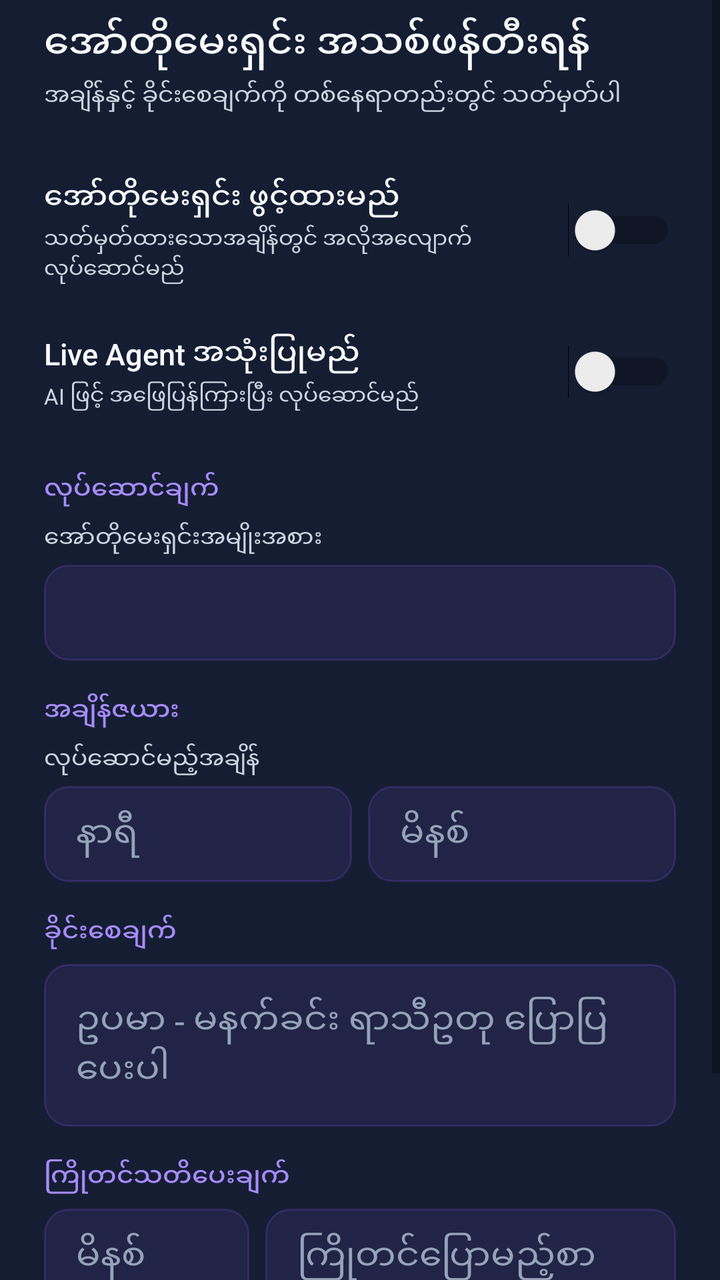
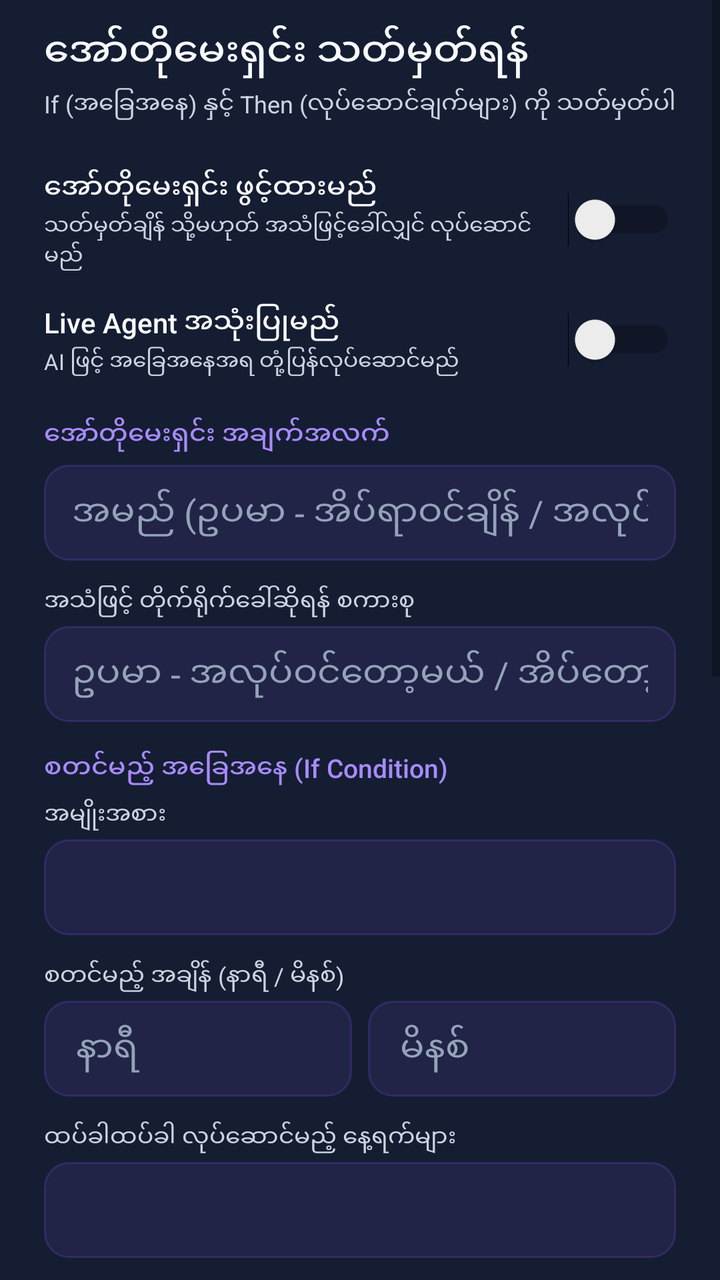

The first picture is an Android layout as it rendered before a commit; the second is the same layout after the commit. The layout source and the unified diff follow.
<!-- AndroidManifest.xml: application theme Theme.VoiceBrainLive -->
<!-- res/layout/dialog_edit_automation.xml -->
<?xml version="1.0" encoding="utf-8"?>
<ScrollView xmlns:android="http://schemas.android.com/apk/res/android"
    android:layout_width="match_parent"
    android:layout_height="wrap_content"
    android:background="@color/assistant_surface"
    android:fillViewport="true"
    android:overScrollMode="ifContentScrolls">

    <LinearLayout
        android:layout_width="match_parent"
        android:layout_height="wrap_content"
        android:orientation="vertical"
        android:paddingStart="22dp"
        android:paddingEnd="22dp"
        android:paddingTop="8dp"
        android:paddingBottom="22dp">

        <TextView
            android:layout_width="match_parent"
            android:layout_height="wrap_content"
            android:text="အော်တိုမေးရှင်း အသစ်ဖန်တီးရန်"
            android:textColor="@color/assistant_text"
            android:textSize="20sp"
            android:fontFamily="sans-serif-medium"
            android:layout_marginBottom="4dp" />

        <TextView
            android:layout_width="match_parent"
            android:layout_height="wrap_content"
            android:text="အချိန်နှင့် ခိုင်းစေချက်ကို တစ်နေရာတည်းတွင် သတ်မှတ်ပါ"
            android:textColor="@color/assistant_text_secondary"
            android:textSize="12sp"
            android:layout_marginBottom="20dp" />

        <LinearLayout
            android:layout_width="match_parent"
            android:layout_height="wrap_content"
            android:orientation="horizontal"
            android:gravity="center_vertical"
            android:paddingVertical="12dp">
            <LinearLayout
                android:layout_width="0dp"
                android:layout_height="wrap_content"
                android:layout_weight="1"
                android:orientation="vertical">
                <TextView
                    android:layout_width="wrap_content"
                    android:layout_height="wrap_content"
                    android:text="အော်တိုမေးရှင်း ဖွင့်ထားမည်"
                    android:textColor="@color/assistant_text"
                    android:textSize="15sp"
                    android:fontFamily="sans-serif-medium" />
                <TextView
                    android:layout_width="wrap_content"
                    android:layout_height="wrap_content"
                    android:text="သတ်မှတ်ထားသောအချိန်တွင် အလိုအလျောက် လုပ်ဆောင်မည်"
                    android:textColor="@color/assistant_text_secondary"
                    android:textSize="11sp"
                    android:layout_marginTop="3dp" />
            </LinearLayout>
            <Switch
                android:id="@+id/switchEnabled"
                android:layout_width="wrap_content"
                android:layout_height="wrap_content" />
        </LinearLayout>

        <LinearLayout
            android:layout_width="match_parent"
            android:layout_height="wrap_content"
            android:orientation="horizontal"
            android:gravity="center_vertical"
            android:paddingVertical="12dp"
            android:layout_marginBottom="18dp">
            <LinearLayout
                android:layout_width="0dp"
                android:layout_height="wrap_content"
                android:layout_weight="1"
                android:orientation="vertical">
                <TextView
                    android:layout_width="wrap_content"
                    android:layout_height="wrap_content"
                    android:text="Live Agent အသုံးပြုမည်"
                    android:textColor="@color/assistant_text"
                    android:textSize="15sp"
                    android:fontFamily="sans-serif-medium" />
                <TextView
                    android:layout_width="wrap_content"
                    android:layout_height="wrap_content"
                    android:text="AI ဖြင့် အဖြေပြန်ကြားပြီး လုပ်ဆောင်မည်"
                    android:textColor="@color/assistant_text_secondary"
                    android:textSize="11sp"
                    android:layout_marginTop="3dp" />
            </LinearLayout>
            <Switch
                android:id="@+id/switchLiveAgent"
                android:layout_width="wrap_content"
                android:layout_height="wrap_content" />
        </LinearLayout>

        <TextView
            android:layout_width="wrap_content"
            android:layout_height="wrap_content"
            android:text="လုပ်ဆောင်ချက်"
            android:textColor="@color/assistant_primary_light"
            android:textSize="13sp"
            android:fontFamily="sans-serif-medium"
            android:layout_marginBottom="7dp" />
        <TextView
            android:layout_width="wrap_content"
            android:layout_height="wrap_content"
            android:text="အော်တိုမေးရှင်းအမျိုးအစား"
            android:textColor="@color/assistant_text_secondary"
            android:textSize="12sp"
            android:layout_marginBottom="5dp" />
        <Spinner
            android:id="@+id/spinnerType"
            android:layout_width="match_parent"
            android:layout_height="48dp"
            android:background="@drawable/bg_edit_text"
            android:paddingHorizontal="12dp"
            android:layout_marginBottom="16dp" />

        <TextView
            android:layout_width="wrap_content"
            android:layout_height="wrap_content"
            android:text="အချိန်ဇယား"
            android:textColor="@color/assistant_primary_light"
            android:textSize="13sp"
            android:fontFamily="sans-serif-medium"
            android:layout_marginBottom="7dp" />
        <TextView
            android:layout_width="wrap_content"
            android:layout_height="wrap_content"
            android:text="လုပ်ဆောင်မည့်အချိန်"
            android:textColor="@color/assistant_text_secondary"
            android:textSize="12sp"
            android:layout_marginBottom="5dp" />
        <LinearLayout
            android:layout_width="match_parent"
            android:layout_height="wrap_content"
            android:orientation="horizontal"
            android:layout_marginBottom="16dp">
            <EditText
                android:id="@+id/etHour"
                android:layout_width="0dp"
                android:layout_height="48dp"
                android:layout_weight="1"
                android:layout_marginEnd="8dp"
                android:background="@drawable/bg_edit_text"
                android:inputType="none"
                android:focusable="false"
                android:clickable="true"
                android:hint="နာရီ"
                android:textColorHint="@color/assistant_text_muted"
                android:textColor="@color/assistant_text"
                android:paddingHorizontal="16dp" />
            <EditText
                android:id="@+id/etMinute"
                android:layout_width="0dp"
                android:layout_height="48dp"
                android:layout_weight="1"
                android:background="@drawable/bg_edit_text"
                android:inputType="none"
                android:focusable="false"
                android:clickable="true"
                android:hint="မိနစ်"
                android:textColorHint="@color/assistant_text_muted"
                android:textColor="@color/assistant_text"
                android:paddingHorizontal="16dp" />
        </LinearLayout>

        <TextView
            android:id="@+id/tvMessageLabel"
            android:layout_width="wrap_content"
            android:layout_height="wrap_content"
            android:text="ခိုင်းစေချက်"
            android:textColor="@color/assistant_primary_light"
            android:textSize="13sp"
            android:fontFamily="sans-serif-medium"
            android:layout_marginBottom="7dp" />
        <EditText
            android:id="@+id/etMessage"
            android:layout_width="match_parent"
            android:layout_height="wrap_content"
            android:minLines="2"
            android:gravity="top|start"
            android:background="@drawable/bg_edit_text"
            android:hint="ဥပမာ - မနက်ခင်း ရာသီဥတု ပြောပြပေးပါ"
            android:textColorHint="@color/assistant_text_muted"
            android:textColor="@color/assistant_text"
            android:padding="16dp"
            android:inputType="textCapSentences|textMultiLine"
            android:layout_marginBottom="16dp" />

        <TextView
            android:id="@+id/tvMusicLabel"
            android:layout_width="wrap_content"
            android:layout_height="wrap_content"
            android:text="သီချင်းရှာဖွေရန်"
            android:textColor="@color/assistant_primary_light"
            android:textSize="13sp"
            android:fontFamily="sans-serif-medium"
            android:layout_marginBottom="7dp"
            android:visibility="gone" />
        <EditText
            android:id="@+id/etMusicQuery"
            android:layout_width="match_parent"
            android:layout_height="wrap_content"
            android:minLines="1"
            android:background="@drawable/bg_edit_text"
            android:hint="သီချင်း၊ artist သို့ playlist"
            android:textColorHint="@color/assistant_text_muted"
            android:textColor="@color/assistant_text"
            android:padding="16dp"
            android:inputType="textCapSentences"
            android:layout_marginBottom="16dp"
            android:visibility="gone" />

        <TextView
            android:id="@+id/tvReminderBeforeLabel"
            android:layout_width="wrap_content"
            android:layout_height="wrap_content"
            android:text="ကြိုတင်သတိပေးချက်"
            android:textColor="@color/assistant_primary_light"
            android:textSize="13sp"
            android:fontFamily="sans-serif-medium"
            android:layout_marginBottom="7dp" />
        <LinearLayout
            android:layout_width="match_parent"
            android:layout_height="wrap_content"
            android:orientation="horizontal"
            android:layout_marginBottom="16dp">
            <EditText
                android:id="@+id/etReminderMinutesBefore"
                android:layout_width="0dp"
                android:layout_height="48dp"
                android:layout_weight="1"
                android:layout_marginEnd="8dp"
                android:background="@drawable/bg_edit_text"
                android:inputType="number"
                android:hint="မိနစ်"
                android:textColorHint="@color/assistant_text_muted"
                android:textColor="@color/assistant_text"
                android:paddingHorizontal="16dp"
                android:maxLength="3" />
            <EditText
                android:id="@+id/etReminderText"
                android:layout_width="0dp"
                android:layout_height="48dp"
                android:layout_weight="2"
                android:background="@drawable/bg_edit_text"
                android:inputType="text"
                android:hint="ကြိုတင်ပြောမည့်စာ"
                android:textColorHint="@color/assistant_text_muted"
                android:textColor="@color/assistant_text"
                android:paddingHorizontal="16dp"
                android:maxLines="1" />
        </LinearLayout>

        <TextView
            android:layout_width="wrap_content"
            android:layout_height="wrap_content"
            android:text="ပြန်လုပ်မည့်အစီအစဉ်"
            android:textColor="@color/assistant_primary_light"
            android:textSize="13sp"
            android:fontFamily="sans-serif-medium"
            android:layout_marginBottom="7dp" />
        <Spinner
            android:id="@+id/spinnerDay"
            android:layout_width="match_parent"
            android:layout_height="48dp"
            android:background="@drawable/bg_edit_text"
            android:paddingHorizontal="12dp" />
    </LinearLayout>
</ScrollView>
<!-- resources referenced by this layout -->
<resources>
  <color name="assistant_primary_light">#A78BFA</color>
  <color name="assistant_surface">#151D33</color>
  <color name="assistant_text">#F8FAFC</color>
  <color name="assistant_text_muted">#94A3B8</color>
  <color name="assistant_text_secondary">#CBD5E1</color>
  <!-- drawable bg_edit_text (drawable) -->
  <?xml version="1.0" encoding="utf-8"?>
  <shape xmlns:android="http://schemas.android.com/apk/res/android"
      android:shape="rectangle">
      <solid android:color="#1A8B5CF6" />
      <corners android:radius="12dp" />
      <stroke
          android:width="1dp"
          android:color="#338B5CF6" />
  </shape>
  <style name="Theme.VoiceBrainLive" parent="Theme.MaterialComponents.DayNight.NoActionBar">
          <item name="android:statusBarColor">@android:color/transparent</item>
          <item name="android:navigationBarColor">@color/assistant_bg_gradient_end</item>
          <item name="android:windowBackground">@color/assistant_bg</item>
          <item name="android:colorBackground">@color/assistant_bg</item>
          <item name="android:windowLightStatusBar">false</item>
          <item name="android:windowDrawsSystemBarBackgrounds">true</item>
          <item name="colorPrimary">@color/assistant_primary</item>
          <item name="colorPrimaryVariant">@color/assistant_primary_light</item>
          <item name="colorOnPrimary">@color/assistant_text</item>
          <item name="colorSecondary">@color/assistant_secondary</item>
          <item name="colorOnSecondary">@color/assistant_text</item>
          <item name="colorSurface">@color/assistant_surface</item>
          <item name="colorOnSurface">@color/assistant_text</item>
      </style>
  <color name="assistant_bg_gradient_end">#101B38</color>
  <color name="assistant_bg">#0B1020</color>
  <color name="assistant_primary">#8B5CF6</color>
  <color name="assistant_secondary">#22C7E8</color>
</resources>

<!-- the commit's change to res/layout/dialog_edit_automation.xml (unified diff, before → after) -->
@@ -12,13 +12,14 @@
         android:orientation="vertical"
         android:paddingStart="22dp"
         android:paddingEnd="22dp"
-        android:paddingTop="8dp"
-        android:paddingBottom="22dp">
-
-        <TextView
-            android:layout_width="match_parent"
-            android:layout_height="wrap_content"
-            android:text="အော်တိုမေးရှင်း အသစ်ဖန်တီးရန်"
+        android:paddingTop="12dp"
+        android:paddingBottom="24dp">
+
+        <TextView
+            android:id="@+id/tvDialogTitle"
+            android:layout_width="match_parent"
+            android:layout_height="wrap_content"
+            android:text="အော်တိုမေးရှင်း သတ်မှတ်ရန်"
             android:textColor="@color/assistant_text"
             android:textSize="20sp"
             android:fontFamily="sans-serif-medium"
@@ -27,17 +28,18 @@
         <TextView
             android:layout_width="match_parent"
             android:layout_height="wrap_content"
-            android:text="အချိန်နှင့် ခိုင်းစေချက်ကို တစ်နေရာတည်းတွင် သတ်မှတ်ပါ"
-            android:textColor="@color/assistant_text_secondary"
-            android:textSize="12sp"
-            android:layout_marginBottom="20dp" />
-
+            android:text="If (အခြေအနေ) နှင့် Then (လုပ်ဆောင်ချက်များ) ကို သတ်မှတ်ပါ"
+            android:textColor="@color/assistant_text_secondary"
+            android:textSize="12sp"
+            android:layout_marginBottom="16dp" />
+
+        
         <LinearLayout
             android:layout_width="match_parent"
             android:layout_height="wrap_content"
             android:orientation="horizontal"
             android:gravity="center_vertical"
-            android:paddingVertical="12dp">
+            android:paddingVertical="8dp">
             <LinearLayout
                 android:layout_width="0dp"
                 android:layout_height="wrap_content"
@@ -48,15 +50,15 @@
                     android:layout_height="wrap_content"
                     android:text="အော်တိုမေးရှင်း ဖွင့်ထားမည်"
                     android:textColor="@color/assistant_text"
-                    android:textSize="15sp"
+                    android:textSize="14sp"
                     android:fontFamily="sans-serif-medium" />
                 <TextView
                     android:layout_width="wrap_content"
                     android:layout_height="wrap_content"
-                    android:text="သတ်မှတ်ထားသောအချိန်တွင် အလိုအလျောက် လုပ်ဆောင်မည်"
+                    android:text="သတ်မှတ်ချိန် သို့မဟုတ် အသံဖြင့်ခေါ်လျှင် လုပ်ဆောင်မည်"
                     android:textColor="@color/assistant_text_secondary"
                     android:textSize="11sp"
-                    android:layout_marginTop="3dp" />
+                    android:layout_marginTop="2dp" />
             </LinearLayout>
             <Switch
                 android:id="@+id/switchEnabled"
@@ -69,8 +71,8 @@
             android:layout_height="wrap_content"
             android:orientation="horizontal"
             android:gravity="center_vertical"
-            android:paddingVertical="12dp"
-            android:layout_marginBottom="18dp">
+            android:paddingVertical="8dp"
+            android:layout_marginBottom="12dp">
             <LinearLayout
                 android:layout_width="0dp"
                 android:layout_height="wrap_content"
@@ -81,15 +83,15 @@
                     android:layout_height="wrap_content"
                     android:text="Live Agent အသုံးပြုမည်"
                     android:textColor="@color/assistant_text"
-                    android:textSize="15sp"
+                    android:textSize="14sp"
                     android:fontFamily="sans-serif-medium" />
                 <TextView
                     android:layout_width="wrap_content"
                     android:layout_height="wrap_content"
-                    android:text="AI ဖြင့် အဖြေပြန်ကြားပြီး လုပ်ဆောင်မည်"
+                    android:text="AI ဖြင့် အခြေအနေအရ တုံ့ပြန်လုပ်ဆောင်မည်"
                     android:textColor="@color/assistant_text_secondary"
                     android:textSize="11sp"
-                    android:layout_marginTop="3dp" />
+                    android:layout_marginTop="2dp" />
             </LinearLayout>
             <Switch
                 android:id="@+id/switchLiveAgent"
@@ -97,49 +99,84 @@
                 android:layout_height="wrap_content" />
         </LinearLayout>
 
-        <TextView
-            android:layout_width="wrap_content"
-            android:layout_height="wrap_content"
-            android:text="လုပ်ဆောင်ချက်"
+        
+        <TextView
+            android:layout_width="wrap_content"
+            android:layout_height="wrap_content"
+            android:text="အော်တိုမေးရှင်း အချက်အလက်"
             android:textColor="@color/assistant_primary_light"
             android:textSize="13sp"
             android:fontFamily="sans-serif-medium"
-            android:layout_marginBottom="7dp" />
-        <TextView
-            android:layout_width="wrap_content"
-            android:layout_height="wrap_content"
-            android:text="အော်တိုမေးရှင်းအမျိုးအစား"
-            android:textColor="@color/assistant_text_secondary"
-            android:textSize="12sp"
-            android:layout_marginBottom="5dp" />
-        <Spinner
-            android:id="@+id/spinnerType"
-            android:layout_width="match_parent"
-            android:layout_height="48dp"
-            android:background="@drawable/bg_edit_text"
-            android:paddingHorizontal="12dp"
-            android:layout_marginBottom="16dp" />
-
-        <TextView
-            android:layout_width="wrap_content"
-            android:layout_height="wrap_content"
-            android:text="အချိန်ဇယား"
+            android:layout_marginBottom="6dp" />
+
+        <EditText
+            android:id="@+id/etRoutineName"
+            android:layout_width="match_parent"
+            android:layout_height="48dp"
+            android:background="@drawable/bg_edit_text"
+            android:hint="အမည် (ဥပမာ - အိပ်ရာဝင်ချိန် / အလုပ်ခွင်မုဒ်)"
+            android:textColorHint="@color/assistant_text_muted"
+            android:textColor="@color/assistant_text"
+            android:paddingHorizontal="14dp"
+            android:inputType="textCapSentences"
+            android:layout_marginBottom="12dp" />
+
+        <TextView
+            android:layout_width="wrap_content"
+            android:layout_height="wrap_content"
+            android:text="အသံဖြင့် တိုက်ရိုက်ခေါ်ဆိုရန် စကားစု"
+            android:textColor="@color/assistant_text_secondary"
+            android:textSize="12sp"
+            android:layout_marginBottom="4dp" />
+        <EditText
+            android:id="@+id/etTriggerPhrase"
+            android:layout_width="match_parent"
+            android:layout_height="48dp"
+            android:background="@drawable/bg_edit_text"
+            android:hint="ဥပမာ - အလုပ်ဝင်တော့မယ် / အိပ်တော့မယ်"
+            android:textColorHint="@color/assistant_text_muted"
+            android:textColor="@color/assistant_text"
+            android:paddingHorizontal="14dp"
+            android:inputType="text"
+            android:layout_marginBottom="14dp" />
+
+        
+        <TextView
+            android:layout_width="wrap_content"
+            android:layout_height="wrap_content"
+            android:text="စတင်မည့် အခြေအနေ (If Condition)"
             android:textColor="@color/assistant_primary_light"
             android:textSize="13sp"
             android:fontFamily="sans-serif-medium"
-            android:layout_marginBottom="7dp" />
-        <TextView
-            android:layout_width="wrap_content"
-            android:layout_height="wrap_content"
-            android:text="လုပ်ဆောင်မည့်အချိန်"
-            android:textColor="@color/assistant_text_secondary"
-            android:textSize="12sp"
-            android:layout_marginBottom="5dp" />
+            android:layout_marginBottom="6dp" />
+
+        <TextView
+            android:layout_width="wrap_content"
+            android:layout_height="wrap_content"
+            android:text="အမျိုးအစား"
+            android:textColor="@color/assistant_text_secondary"
+            android:textSize="12sp"
+            android:layout_marginBottom="4dp" />
+        <Spinner
+            android:id="@+id/spinnerType"
+            android:layout_width="match_parent"
+            android:layout_height="48dp"
+            android:background="@drawable/bg_edit_text"
+            android:paddingHorizontal="12dp"
+            android:layout_marginBottom="12dp" />
+
+        <TextView
+            android:layout_width="wrap_content"
+            android:layout_height="wrap_content"
+            android:text="စတင်မည့် အချိန် (နာရီ / မိနစ်)"
+            android:textColor="@color/assistant_text_secondary"
+            android:textSize="12sp"
+            android:layout_marginBottom="4dp" />
         <LinearLayout
             android:layout_width="match_parent"
             android:layout_height="wrap_content"
             android:orientation="horizontal"
-            android:layout_marginBottom="16dp">
+            android:layout_marginBottom="12dp">
             <EditText
                 android:id="@+id/etHour"
                 android:layout_width="0dp"
@@ -170,14 +207,115 @@
         </LinearLayout>
 
         <TextView
-            android:id="@+id/tvMessageLabel"
-            android:layout_width="wrap_content"
-            android:layout_height="wrap_content"
-            android:text="ခိုင်းစေချက်"
+            android:layout_width="wrap_content"
+            android:layout_height="wrap_content"
+            android:text="ထပ်ခါထပ်ခါ လုပ်ဆောင်မည့် နေ့ရက်များ"
+            android:textColor="@color/assistant_text_secondary"
+            android:textSize="12sp"
+            android:layout_marginBottom="4dp" />
+        <Spinner
+            android:id="@+id/spinnerDay"
+            android:layout_width="match_parent"
+            android:layout_height="48dp"
+            android:background="@drawable/bg_edit_text"
+            android:paddingHorizontal="12dp"
+            android:layout_marginBottom="16dp" />
+
+        
+        <TextView
+            android:layout_width="wrap_content"
+            android:layout_height="wrap_content"
+            android:text="လုပ်ဆောင်ချက်များ (Then Actions)"
             android:textColor="@color/assistant_primary_light"
             android:textSize="13sp"
             android:fontFamily="sans-serif-medium"
-            android:layout_marginBottom="7dp" />
+            android:layout_marginBottom="6dp" />
+
+        
+        <TextView
+            android:layout_width="wrap_content"
+            android:layout_height="wrap_content"
+            android:text="ဖုန်း အသံမုဒ် (Ringer Mode)"
+            android:textColor="@color/assistant_text_secondary"
+            android:textSize="12sp"
+            android:layout_marginBottom="4dp" />
+        <Spinner
+            android:id="@+id/spinnerRingerMode"
+            android:layout_width="match_parent"
+            android:layout_height="48dp"
+            android:background="@drawable/bg_edit_text"
+            android:paddingHorizontal="12dp"
+            android:layout_marginBottom="12dp" />
+
+        
+        <TextView
+            android:layout_width="wrap_content"
+            android:layout_height="wrap_content"
+            android:text="မီဒီယာ အသံပမာဏ (Media Volume %)"
+            android:textColor="@color/assistant_text_secondary"
+            android:textSize="12sp"
+            android:layout_marginBottom="4dp" />
+        <EditText
+            android:id="@+id/etVolumePercent"
+            android:layout_width="match_parent"
+            android:layout_height="48dp"
+            android:background="@drawable/bg_edit_text"
+            android:hint="ဥပမာ - 50 (မပြောင်းလဲလိုပါက ကွက်လပ်ထားပါ)"
+            android:textColorHint="@color/assistant_text_muted"
+            android:textColor="@color/assistant_text"
+            android:paddingHorizontal="14dp"
+            android:inputType="number"
+            android:maxLength="3"
+            android:layout_marginBottom="12dp" />
+
+        
+        <TextView
+            android:id="@+id/tvMusicLabel"
+            android:layout_width="wrap_content"
+            android:layout_height="wrap_content"
+            android:text="သီချင်း သို့မဟုတ် အစီအစဉ် ဖွင့်ရန်"
+            android:textColor="@color/assistant_text_secondary"
+            android:textSize="12sp"
+            android:layout_marginBottom="4dp" />
+        <EditText
+            android:id="@+id/etMusicQuery"
+            android:layout_width="match_parent"
+            android:layout_height="wrap_content"
+            android:minLines="1"
+            android:background="@drawable/bg_edit_text"
+            android:hint="ဥပမာ - အိပ်ရာဝင်သီချင်း သို့မဟုတ် ပျော်ရွှင်စေမည့် သီချင်း"
+            android:textColorHint="@color/assistant_text_muted"
+            android:textColor="@color/assistant_text"
+            android:padding="14dp"
+            android:inputType="textCapSentences"
+            android:layout_marginBottom="12dp" />
+
+        
+        <TextView
+            android:id="@+id/tvSleepTimerLabel"
+            android:layout_width="wrap_content"
+            android:layout_height="wrap_content"
+            android:text="သီချင်း အလိုအလျောက် ပြန်ပိတ်မည့်အချိန် (Sleep Timer)"
+            android:textColor="@color/assistant_text_secondary"
+            android:textSize="12sp"
+            android:layout_marginBottom="4dp" />
+        <Spinner
+            android:id="@+id/spinnerSleepTimer"
+            android:layout_width="match_parent"
+            android:layout_height="48dp"
+            android:background="@drawable/bg_edit_text"
+            android:paddingHorizontal="12dp"
+            android:layout_marginBottom="12dp" />
+
+        
+        <TextView
+            android:id="@+id/tvMessageLabel"
+            android:layout_width="wrap_content"
+            android:layout_height="wrap_content"
+            android:text="ထပ်ဆောင်း ခိုင်းစေချက် / အသံဖြင့် သတိပေးမည့်စာ"
+            android:textColor="@color/assistant_text_secondary"
+            android:textSize="12sp"
+            android:layout_marginBottom="4dp" />
         <EditText
             android:id="@+id/etMessage"
             android:layout_width="match_parent"
@@ -188,48 +326,24 @@
             android:hint="ဥပမာ - မနက်ခင်း ရာသီဥတု ပြောပြပေးပါ"
             android:textColorHint="@color/assistant_text_muted"
             android:textColor="@color/assistant_text"
-            android:padding="16dp"
+            android:padding="14dp"
             android:inputType="textCapSentences|textMultiLine"
-            android:layout_marginBottom="16dp" />
-
-        <TextView
-            android:id="@+id/tvMusicLabel"
-            android:layout_width="wrap_content"
-            android:layout_height="wrap_content"
-            android:text="သီချင်းရှာဖွေရန်"
-            android:textColor="@color/assistant_primary_light"
-            android:textSize="13sp"
-            android:fontFamily="sans-serif-medium"
-            android:layout_marginBottom="7dp"
-            android:visibility="gone" />
-        <EditText
-            android:id="@+id/etMusicQuery"
-            android:layout_width="match_parent"
-            android:layout_height="wrap_content"
-            android:minLines="1"
-            android:background="@drawable/bg_edit_text"
-            android:hint="သီချင်း၊ artist သို့ playlist"
-            android:textColorHint="@color/assistant_text_muted"
-            android:textColor="@color/assistant_text"
-            android:padding="16dp"
-            android:inputType="textCapSentences"
-            android:layout_marginBottom="16dp"
-            android:visibility="gone" />
-
+            android:layout_marginBottom="12dp" />
+
+        
         <TextView
             android:id="@+id/tvReminderBeforeLabel"
             android:layout_width="wrap_content"
             android:layout_height="wrap_content"
             android:text="ကြိုတင်သတိပေးချက်"
-            android:textColor="@color/assistant_primary_light"
-            android:textSize="13sp"
-            android:fontFamily="sans-serif-medium"
-            android:layout_marginBottom="7dp" />
+            android:textColor="@color/assistant_text_secondary"
+            android:textSize="12sp"
+            android:layout_marginBottom="4dp" />
         <LinearLayout
             android:layout_width="match_parent"
             android:layout_height="wrap_content"
             android:orientation="horizontal"
-            android:layout_marginBottom="16dp">
+            android:layout_marginBottom="12dp">
             <EditText
                 android:id="@+id/etReminderMinutesBefore"
                 android:layout_width="0dp"
@@ -238,10 +352,10 @@
                 android:layout_marginEnd="8dp"
                 android:background="@drawable/bg_edit_text"
                 android:inputType="number"
-                android:hint="မိနစ်"
+                android:hint="မိနစ် (ဥပမာ 10)"
                 android:textColorHint="@color/assistant_text_muted"
                 android:textColor="@color/assistant_text"
-                android:paddingHorizontal="16dp"
+                android:paddingHorizontal="14dp"
                 android:maxLength="3" />
             <EditText
                 android:id="@+id/etReminderText"
@@ -253,23 +367,9 @@
                 android:hint="ကြိုတင်ပြောမည့်စာ"
                 android:textColorHint="@color/assistant_text_muted"
                 android:textColor="@color/assistant_text"
-                android:paddingHorizontal="16dp"
+                android:paddingHorizontal="14dp"
                 android:maxLines="1" />
         </LinearLayout>
 
-        <TextView
-            android:layout_width="wrap_content"
-            android:layout_height="wrap_content"
-            android:text="ပြန်လုပ်မည့်အစီအစဉ်"
-            android:textColor="@color/assistant_primary_light"
-            android:textSize="13sp"
-            android:fontFamily="sans-serif-medium"
-            android:layout_marginBottom="7dp" />
-        <Spinner
-            android:id="@+id/spinnerDay"
-            android:layout_width="match_parent"
-            android:layout_height="48dp"
-            android:background="@drawable/bg_edit_text"
-            android:paddingHorizontal="12dp" />
     </LinearLayout>
 </ScrollView>
